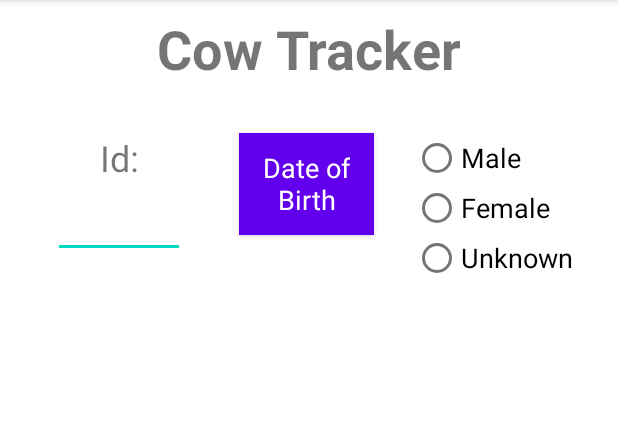
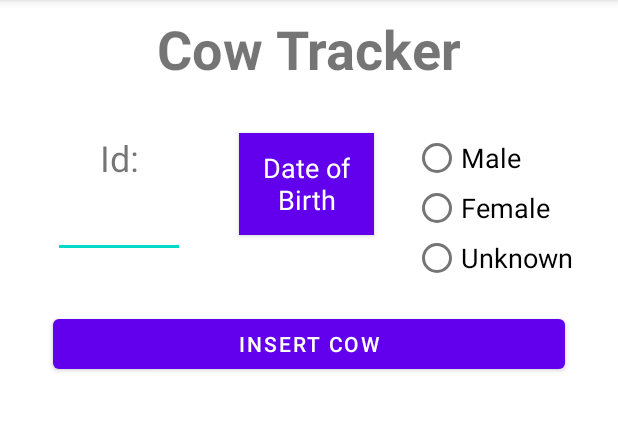
Before and after one commit to WilsonKrueger/MobileDeviceProgramming-Project1, an Android app: the screen it shows after launch (MainActivity), on a phone screen of 412 x 824 dp, the part 84-515 px from its top. Run offline under Robolectric (Android 15) with nearby library versions, the phone set to English and light mode, and no system bars.

Commit message:
Completed Sprint 1. Functionality for inputting the id for the cow. Hardcoded dob and gender into recycler view.

```diff
--- a/app/build.gradle
+++ b/app/build.gradle
@@ -33,6 +33,7 @@ dependencies {
     implementation 'androidx.appcompat:appcompat:1.2.0'
     implementation 'com.google.android.material:material:1.2.1'
     implementation 'androidx.constraintlayout:constraintlayout:2.0.4'
+    implementation 'androidx.lifecycle:lifecycle-extensions:2.2.0'
     testImplementation 'junit:junit:4.+'
     androidTestImplementation 'androidx.test.ext:junit:1.1.2'
     androidTestImplementation 'androidx.test.espresso:espresso-core:3.3.0'
--- /dev/null
+++ b/app/src/main/java/css/project1wilsonkrueger/CowAdapter.java
@@ -0,0 +1,42 @@
+package css.project1wilsonkrueger;
+
+import android.app.Application;
+import android.view.LayoutInflater;
+import android.view.View;
+import android.view.ViewGroup;
+
+import androidx.annotation.NonNull;
+import androidx.recyclerview.widget.RecyclerView;
+
+public class CowAdapter extends RecyclerView.Adapter<CowViewHolder>{
+    Application application;
+    MainViewModel mainViewModel;
+
+    public CowAdapter(Application application, MainViewModel mainViewModel)
+    {
+        this.application = application;
+        this.mainViewModel = mainViewModel;
+    }
+
+    @NonNull
+    @Override
+    public CowViewHolder onCreateViewHolder(@NonNull ViewGroup parent, int viewType) {
+        View view = LayoutInflater.from(parent.getContext())
+                .inflate(R.layout.cow_row, parent, false);
+
+        return new CowViewHolder(view);
+    }
+
+    @Override
+    public void onBindViewHolder(@NonNull CowViewHolder holder, int position) {
+        Cow currentCow = mainViewModel.getCow(position);
+        holder.textViewId.setText(currentCow.getId());
+        holder.textViewDob.setText(currentCow.getDateOfBirth());
+        holder.textViewGender.setText(currentCow.getGender());
+    }
+
+    @Override
+    public int getItemCount() {
+        return mainViewModel.getNumberCows();
+    }
+}
--- /dev/null
+++ b/app/src/main/java/css/project1wilsonkrueger/CowRepository.java
@@ -0,0 +1,24 @@
+package css.project1wilsonkrueger;
+
+import java.util.ArrayList;
+import java.util.List;
+
+public class CowRepository {
+    private List<Cow> cowList;
+
+    public CowRepository() {
+        cowList = new ArrayList<Cow>();
+    }
+
+    public void insert(Cow cow) {
+        cowList.add(cow);
+    }
+
+    public Integer getNumberCows() {
+        return cowList.size();
+    }
+
+    public Cow getCow(Integer position) {
+        return cowList.get(position);
+    }
+}
--- a/app/src/main/java/css/project1wilsonkrueger/MainActivity.java
+++ b/app/src/main/java/css/project1wilsonkrueger/MainActivity.java
@@ -1,23 +1,59 @@
 package css.project1wilsonkrueger;
 
+import androidx.annotation.Nullable;
 import androidx.appcompat.app.AppCompatActivity;
 import androidx.fragment.app.DialogFragment;
+import androidx.lifecycle.Observer;
+import androidx.lifecycle.ViewModelProvider;
+import androidx.recyclerview.widget.LinearLayoutManager;
+import androidx.recyclerview.widget.RecyclerView;
 
 import android.os.Bundle;
 import android.view.View;
 import android.widget.Button;
+import android.widget.EditText;
 
 public class MainActivity extends AppCompatActivity {
 
     Button buttonCalendar;
+    EditText editTextId;
+    Button buttonInsert;
 
+    RecyclerView recyclerViewCow;
+    CowAdapter cowAdapter;
+    MainViewModel mainViewModel;
 
     @Override
     protected void onCreate(Bundle savedInstanceState) {
         super.onCreate(savedInstanceState);
         setContentView(R.layout.activity_main);
 
+        mainViewModel = new ViewModelProvider(this).get(MainViewModel.class);
+
+        editTextId = findViewById(R.id.editTextId);
+
         setupButtonCalendar();
+        setupButtonInsert();
+        setupRecyclerViewer();
+    }
+
+    private void setupButtonInsert() {
+        buttonInsert = findViewById(R.id.buttonInsert);
+        buttonInsert.setOnClickListener(new View.OnClickListener() {
+            @Override
+            public void onClick(View view) {
+                String id = editTextId.getText().toString();
+                mainViewModel.insert(id, "Test DOB", "Test Gender");
+                cowAdapter.notifyDataSetChanged();
+            }
+        });
+    }
+
+    private void setupRecyclerViewer() {
+        cowAdapter = new CowAdapter(this.getApplication(), mainViewModel);
+        recyclerViewCow = findViewById(R.id.recyclerViewCow);
+        recyclerViewCow.setAdapter(cowAdapter);
+        recyclerViewCow.setLayoutManager(new LinearLayoutManager(this));
     }
 
     private void setupButtonCalendar() {
--- /dev/null
+++ b/app/src/main/java/css/project1wilsonkrueger/MainViewModel.java
@@ -0,0 +1,28 @@
+package css.project1wilsonkrueger;
+
+import android.app.Application;
+
+import androidx.annotation.NonNull;
+import androidx.lifecycle.AndroidViewModel;
+
+public class MainViewModel extends AndroidViewModel {
+    private CowRepository cowRepository;
+
+    public MainViewModel(@NonNull Application application) {
+        super(application);
+        cowRepository = new CowRepository();
+    }
+
+    public void insert(String id, String dob, String gender) {
+        Cow cow = new Cow(id, dob, gender);
+        cowRepository.insert(cow);
+    }
+
+    public Integer getNumberCows() {
+        return cowRepository.getNumberCows();
+    }
+
+    public Cow getCow(Integer position) {
+        return cowRepository.getCow(position);
+    }
+}
--- a/app/src/main/res/layout/activity_main.xml
+++ b/app/src/main/res/layout/activity_main.xml
@@ -89,4 +89,23 @@
         app:layout_constraintStart_toStartOf="@+id/textView"
         app:layout_constraintTop_toTopOf="@+id/textView2" />
 
+    <androidx.recyclerview.widget.RecyclerView
+        android:id="@+id/recyclerViewCow"
+        android:layout_width="406dp"
+        android:layout_height="437dp"
+        android:layout_marginTop="32dp"
+        app:layout_constraintEnd_toEndOf="parent"
+        app:layout_constraintStart_toStartOf="parent"
+        app:layout_constraintTop_toBottomOf="@+id/buttonInsert" />
+
+    <Button
+        android:id="@+id/buttonInsert"
+        android:layout_width="341dp"
+        android:layout_height="45dp"
+        android:layout_marginTop="50dp"
+        android:text="Insert Cow"
+        app:layout_constraintEnd_toEndOf="parent"
+        app:layout_constraintStart_toStartOf="parent"
+        app:layout_constraintTop_toBottomOf="@+id/buttonCalendar" />
+
 </androidx.constraintlayout.widget.ConstraintLayout>
```
Also changed, not shown: app/src/main/java/css/project1wilsonkrueger/Cow.java (added, +37 -0 lines), app/src/main/java/css/project1wilsonkrueger/CowViewHolder.java (added, +20 -0 lines), app/src/main/res/layout/cow_row.xml (added, +60 -0 lines).
